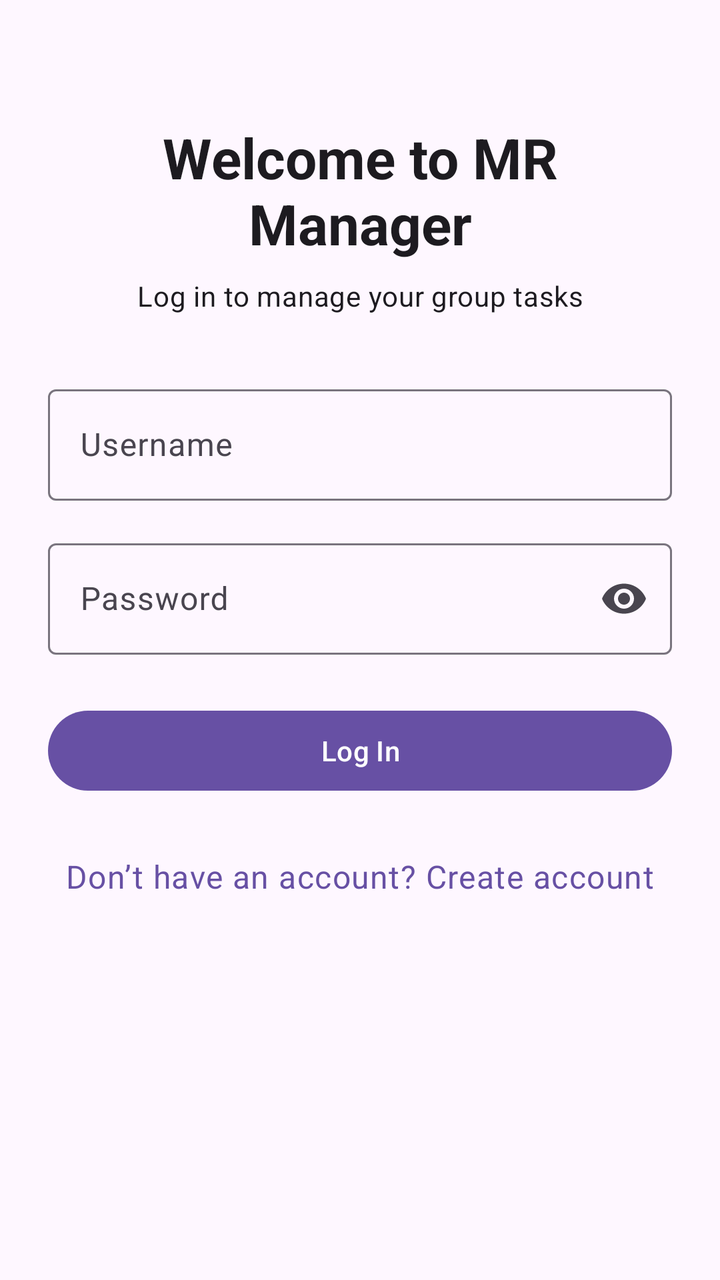
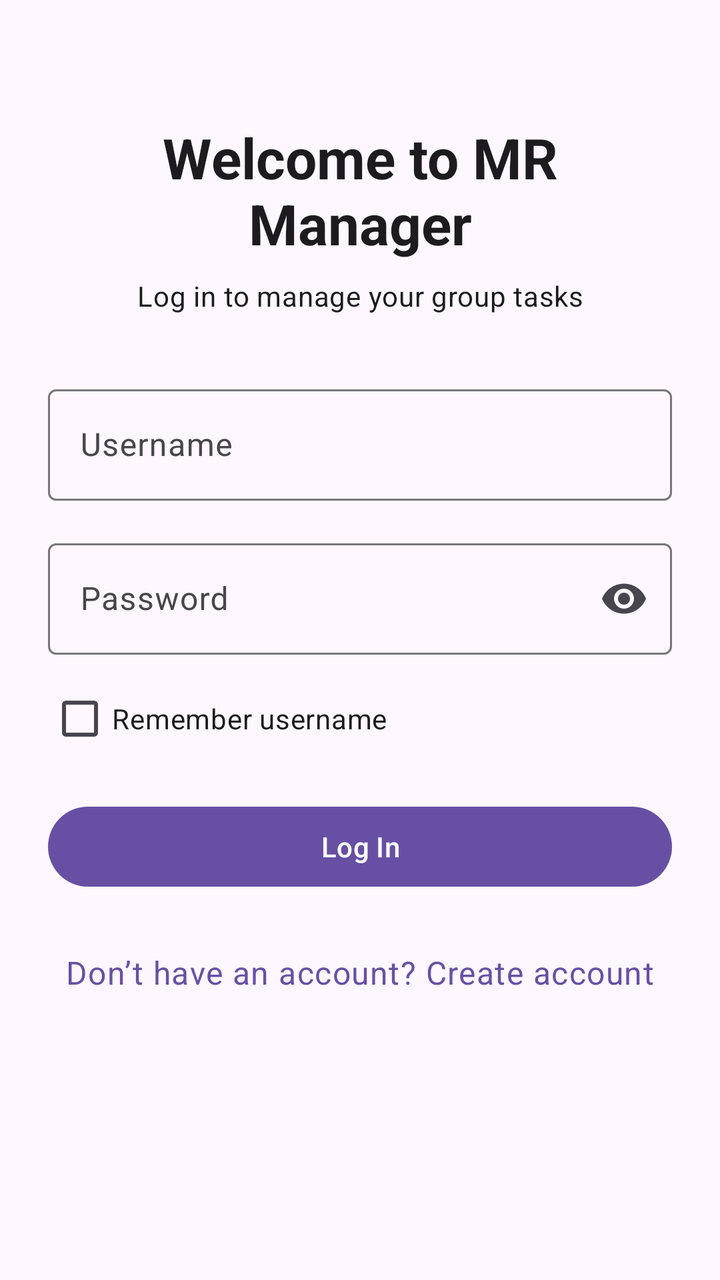

The first picture is an Android layout as it rendered before a commit; the second is the same layout after the commit. The layout source and the unified diff follow.
<!-- AndroidManifest.xml: application theme Theme.MR_Manager -->
<!-- res/layout/activity_login.xml -->
<?xml version="1.0" encoding="utf-8"?>
<ScrollView xmlns:android="http://schemas.android.com/apk/res/android"
    xmlns:app="http://schemas.android.com/apk/res-auto"
    android:layout_width="match_parent"
    android:layout_height="match_parent"
    android:fillViewport="true">

    <LinearLayout
        android:layout_width="match_parent"
        android:layout_height="wrap_content"
        android:gravity="center_horizontal"
        android:orientation="vertical"
        android:paddingStart="24dp"
        android:paddingTop="60dp"
        android:paddingEnd="24dp"
        android:paddingBottom="40dp">

        <TextView
            android:id="@+id/tvLoginTitle"
            android:layout_width="wrap_content"
            android:layout_height="wrap_content"
            android:gravity="center"
            android:text="@string/welcome_to_mr_manager"
            android:textAppearance="@style/TextAppearance.Material3.HeadlineMedium"
            android:textStyle="bold" />

        <TextView
            android:id="@+id/tvLoginSubtitle"
            android:layout_width="wrap_content"
            android:layout_height="wrap_content"
            android:layout_marginTop="8dp"
            android:layout_marginBottom="32dp"
            android:gravity="center"
            android:text="@string/login_subtitle"
            android:textAppearance="@style/TextAppearance.Material3.BodyMedium" />

        <com.google.android.material.textfield.TextInputLayout
            android:id="@+id/tilLoginUsername"
            style="@style/Widget.Material3.TextInputLayout.OutlinedBox"
            android:layout_width="match_parent"
            android:layout_height="wrap_content"
            android:hint="@string/username">

            <com.google.android.material.textfield.TextInputEditText
                android:id="@+id/etLoginUsername"
                android:layout_width="match_parent"
                android:layout_height="wrap_content"
                android:digits="abcdefghijklmnopqrstuvwxyzABCDEFGHIJKLMNOPQRSTUVWXYZ0123456789_"
                android:inputType="textNoSuggestions"
                android:maxLength="20"
                android:singleLine="true" />

        </com.google.android.material.textfield.TextInputLayout>

        <com.google.android.material.textfield.TextInputLayout
            android:id="@+id/tilLoginPassword"
            style="@style/Widget.Material3.TextInputLayout.OutlinedBox"
            android:layout_width="match_parent"
            android:layout_height="wrap_content"
            android:layout_marginTop="16dp"
            android:hint="@string/password"
            app:endIconMode="password_toggle">

            <com.google.android.material.textfield.TextInputEditText
                android:id="@+id/etLoginPassword"
                android:layout_width="match_parent"
                android:layout_height="wrap_content"
                android:inputType="textPassword"
                android:maxLength="64"
                android:singleLine="true" />

        </com.google.android.material.textfield.TextInputLayout>

        <com.google.android.material.button.MaterialButton
            android:id="@+id/btnLogin"
            android:layout_width="match_parent"
            android:layout_height="wrap_content"
            android:layout_marginTop="24dp"
            android:text="@string/login" />

        <ProgressBar
            android:id="@+id/progressBarLogin"
            android:layout_width="wrap_content"
            android:layout_height="wrap_content"
            android:layout_marginTop="16dp"
            android:visibility="gone" />

        <TextView
            android:id="@+id/tvCreateAccount"
            android:layout_width="wrap_content"
            android:layout_height="wrap_content"
            android:layout_marginTop="20dp"
            android:clickable="true"
            android:focusable="true"
            android:padding="8dp"
            android:text="@string/dont_have_account"
            android:textAppearance="@style/TextAppearance.Material3.BodyLarge"
            android:textColor="?attr/colorPrimary" />

    </LinearLayout>

</ScrollView>
<!-- resources referenced by this layout -->
<resources>
  <string name="dont_have_account">Don’t have an account? Create account</string>
  <string name="login">Log In</string>
  <string name="login_subtitle">Log in to manage your group tasks</string>
  <string name="password">Password</string>
  <string name="username">Username</string>
  <string name="welcome_to_mr_manager">Welcome to MR Manager</string>
  <style name="Theme.MR_Manager" parent="Base.Theme.MR_Manager" />
  <style name="Base.Theme.MR_Manager" parent="Theme.Material3.DayNight.NoActionBar">
          
          
      </style>
</resources>

<!-- the commit's change to res/layout/activity_login.xml (unified diff, before → after) -->
@@ -71,11 +71,18 @@
 
         </com.google.android.material.textfield.TextInputLayout>
 
+        <com.google.android.material.checkbox.MaterialCheckBox
+            android:id="@+id/checkRememberUsername"
+            android:layout_width="match_parent"
+            android:layout_height="wrap_content"
+            android:layout_marginTop="8dp"
+            android:text="Remember username" />
+
         <com.google.android.material.button.MaterialButton
             android:id="@+id/btnLogin"
             android:layout_width="match_parent"
             android:layout_height="wrap_content"
-            android:layout_marginTop="24dp"
+            android:layout_marginTop="16dp"
             android:text="@string/login" />
 
         <ProgressBar
